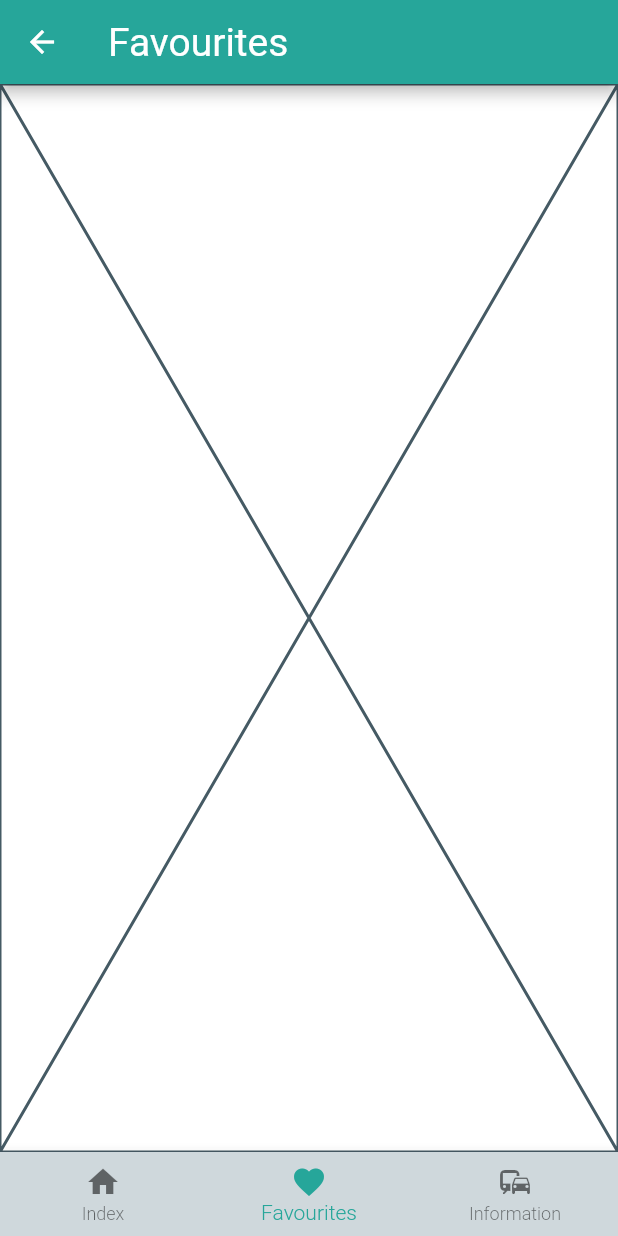
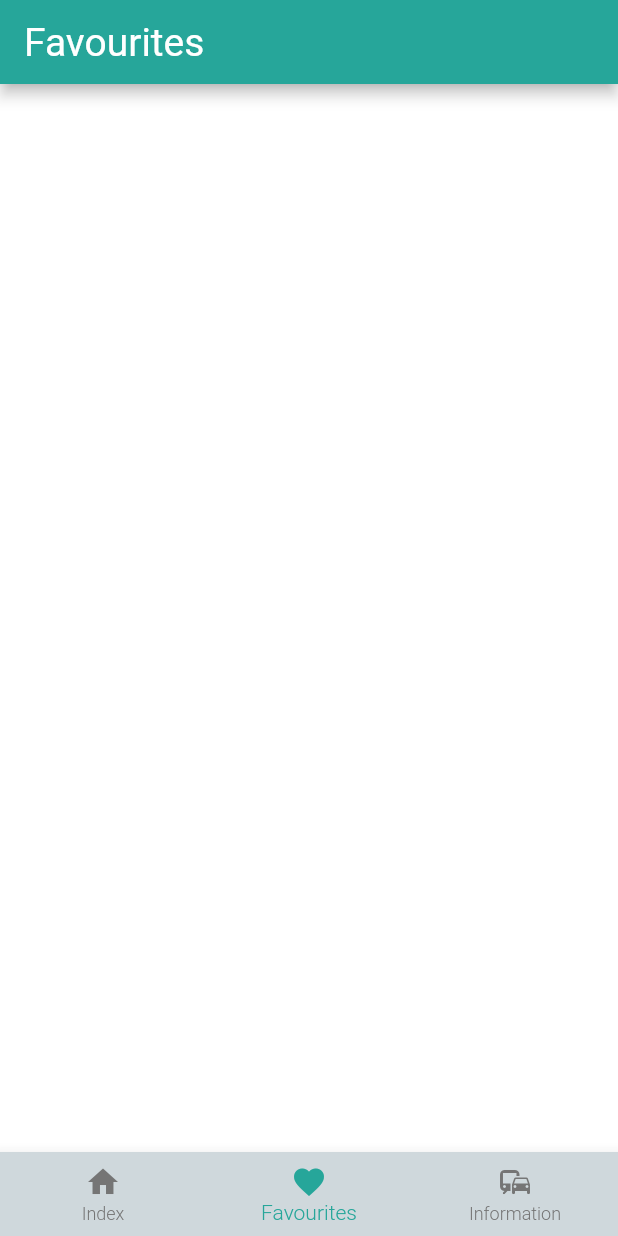
Before and after one commit to jathpala/driving_guidelines, a Flutter app: the Favourites screen opened by its route, on a phone screen of 412 x 824 dp. Run offline on Flutter 3.47's test engine with Material 2 defaults, Android fonts, the phone set to English and light mode, and no system bars; our stand-ins replace shared_preferences, yaml; accounts and stored records are empty.

Commit message:
Add support for favourites and tweak navigation control
Added support for marking certain guidelines as a favourite. These
can then be seen in isolation in the Favourites view. Although Index
and favourites share many similarities, Index and Favourites are coded
as separate widgets for now as the display of Index and Favourites is
likely to change in the future. Once the overall design has stabilised
it might make sense to merge them into the same class with a togglable
option to show all guidelines or just the favourites.

Individual Guideline views don't show whether the displayed guideline
is a favourite or not. This should be implemented with the option to
toggle favourite state from within the Guideline view.

This commit also has changes to the way bottom navigation works. The
issue is that bottom navigation doesn't appear to be designed for
page navigation but rather to just change displayed content in the
master view. This has tweaked things so the leading back arrow in the
header no longer shows in all view. It could be enabled in the
Guideline view if needed but it looks better without. It may make sense
to eventually restructure the whole app so that all views are at a
single navigation route.

```diff
--- a/lib/src/style.dart
+++ b/lib/src/style.dart
@@ -17,14 +17,11 @@ final ThemeData defaultTheme = ThemeData(
     )
 );
 
-extension CustomAppBarTheme on AppBarTheme {
-    double get leadingWidth => 28.0;
-}
-
 extension CustomThemeData on ThemeData {
     Color get privateStandardColor => Colors.lightGreen[300]!;
     Color get privateStandardColorDarkened => Colors.lightGreen[900]!;
     Color get commercialStandardColor => Colors.orange[200]!;
     Color get commercialStandardColorDarkened => Colors.yellow[900]!;
     Color get navBarColor => Colors.blueGrey[100]!;
+    Color get navBarUnselectedColor => Colors.grey[600]!;
 }
--- a/lib/src/widgets/favourites.dart
+++ b/lib/src/widgets/favourites.dart
@@ -1,13 +1,100 @@
 import 'package:flutter/material.dart';
 
+import 'package:shared_preferences/shared_preferences.dart';
+
+import '../index_data.dart';
 import '../style.dart';
+import 'guideline.dart';
 import 'index.dart';
 import 'navigation.dart';
 
-class Favourites extends StatelessWidget {
+
+class Favourites extends StatefulWidget {
     const Favourites({ Key? key }): super(key: key);
 
     static const routeName = '/favourites';
+
+    @override
+    State<Favourites> createState() => _FavouritesState();
+}
+
+
+class _FavouritesState extends State<Favourites> {
+    _FavouritesState();
+
+    final _mainTitle = 'Favourites';
+
+    late Future<IndexData> index;
+    late Future<SharedPreferences> preferences;
+    final List<String> _favourites = [];
+    bool preferences_initialised = false;
+
+    @override
+    void initState() {
+        super.initState();
+        index = IndexData.load();
+        preferences = SharedPreferences.getInstance();
+        preferences.then((prefs) {
+            var favourites = prefs.getStringList('favourites');
+            if (favourites != null) {
+                _favourites.addAll(favourites);
+            }
+        });
+    }
+
+    bool isFavourite(String id) {
+        return _favourites.contains(id);
+    }
+
+    Widget indexBuilder(BuildContext context, AsyncSnapshot<IndexData> snapshot) {
+        if (snapshot.connectionState == ConnectionState.done) {
+            if (snapshot.data == null) {
+                return const Placeholder();
+            } else {
+                final List<ListTile> navigationList = [];
+                var futureData = snapshot.data!;
+                var indexData = futureData.data;
+                indexData.forEach((k, v) {
+                    if (_favourites.contains(k)) {
+                        navigationList.add(ListTile(
+                            title: Text(
+                                v,
+                                style: Theme.of(context).textTheme.subtitle1
+                            ),
+                            trailing: IconButton(
+                                icon: Icon(
+                                    isFavourite(k) ? Icons.favorite : Icons.favorite_border,
+                                    color: isFavourite(k) ? Colors.red : null,
+                                    semanticLabel: isFavourite(k) ? 'Remove from favourites' : 'Add to favourites'
+                                ),
+                                onPressed: () {
+                                    setState(() {
+                                        if (isFavourite(k)) {
+                                            _favourites.remove(k);
+                                        } else {
+                                            _favourites.add(k);
+                                        }
+                                    });
+                                    preferences.then((prefs) => prefs.setStringList('favourites', _favourites));
+                                }
+                            ),
+                            dense: false,
+                            onTap: () {
+                                Navigator.pushNamed(
+                                    context,
+                                    Guideline.routeName,
+                                    arguments: k
+                                );
+                            }
+                        ));
+                    }
+                });
+                return ListView(children: navigationList);
+            }
+        } else {
+            return const CircularProgressIndicator();
+        }
+    }
 
     @override
     Widget build(BuildContext context) {
@@ -19,13 +106,22 @@ class Favourites extends StatelessWidget {
                     );
                     return false;
             },
-            child: Scaffold(
+            child:Scaffold(
                 appBar: AppBar(
-                    title: Text('Favourites'),
-                    leadingWidth: Theme.of(context).appBarTheme.leadingWidth
+                    title: Text(_mainTitle),
+                    automaticallyImplyLeading: false,
+                    leading: null
                 ),
                 bottomNavigationBar: Navigation(Favourites.routeName),
-                body: Placeholder()
+                body: Container(
+                    child: FutureBuilder(
+                        future: index,
+                        builder: indexBuilder
+                    ),
+                    padding: const EdgeInsets.only(
+                        top: 10,
+                    )
+                )
             )
         );
     }
--- a/lib/src/widgets/guideline.dart
+++ b/lib/src/widgets/guideline.dart
@@ -112,7 +112,8 @@ class _GuidelineState extends State<Guideline> {
                     future: guideline,
                     builder: headingBuilder
                 ),
-                leadingWidth: Theme.of(context).appBarTheme.leadingWidth
+                automaticallyImplyLeading: false,
+                leading: null
             ),
             bottomNavigationBar: Navigation(Guideline.routeName),
             body: Stack(
--- a/lib/src/widgets/navigation.dart
+++ b/lib/src/widgets/navigation.dart
@@ -20,7 +20,7 @@ class Navigation extends StatefulWidget {
 class _NavigationState extends State<Navigation> {
     _NavigationState();
 
-    int _selectedIndex = 0;
+    int? _selectedIndex = 0;
 
     void _onItemTapped(int index, BuildContext context) {
         setState(() {
@@ -38,9 +38,9 @@ class _NavigationState extends State<Navigation> {
                     break;
             }
             if (route != widget.currentRoute) {
-                Navigator.pushReplacementNamed(
-                    context,
-                    route
+                Navigator.of(context).pushNamedAndRemoveUntil(
+                    route,
+                    (Route<dynamic> r) => false
                 );
             }
         });
@@ -58,6 +58,9 @@ class _NavigationState extends State<Navigation> {
                 break;
             case Information.routeName:
                 _selectedIndex = 2;
+                break;
+            default:
+                _selectedIndex = null;
                 break;
         }
     }
@@ -79,9 +82,12 @@ class _NavigationState extends State<Navigation> {
                     label: 'Information'
                 )
             ],
-            selectedItemColor: Theme.of(context).primaryColor,
+            selectedItemColor: (_selectedIndex != null)
+                ? Theme.of(context).primaryColor
+                : Theme.of(context).navBarUnselectedColor,
+            unselectedItemColor: Theme.of(context).navBarUnselectedColor,
             backgroundColor: Theme.of(context).navBarColor,
-            currentIndex: _selectedIndex,
+            currentIndex: _selectedIndex ?? 0,
             onTap: (index) => _onItemTapped(index, context)
         );
     }
--- a/pubspec.yaml
+++ b/pubspec.yaml
@@ -32,6 +32,7 @@ dependencies:
   cupertino_icons: ^1.0.2
   yaml: ^3.1.1
   path: ^1.8.0
+  shared_preferences: ^2.0.15
 
 
 dev_dependencies:
```
Also changed, not shown: lib/src/widgets/index.dart (+38 -4 lines), lib/src/widgets/information.dart (+4 -3 lines), pubspec.lock.
